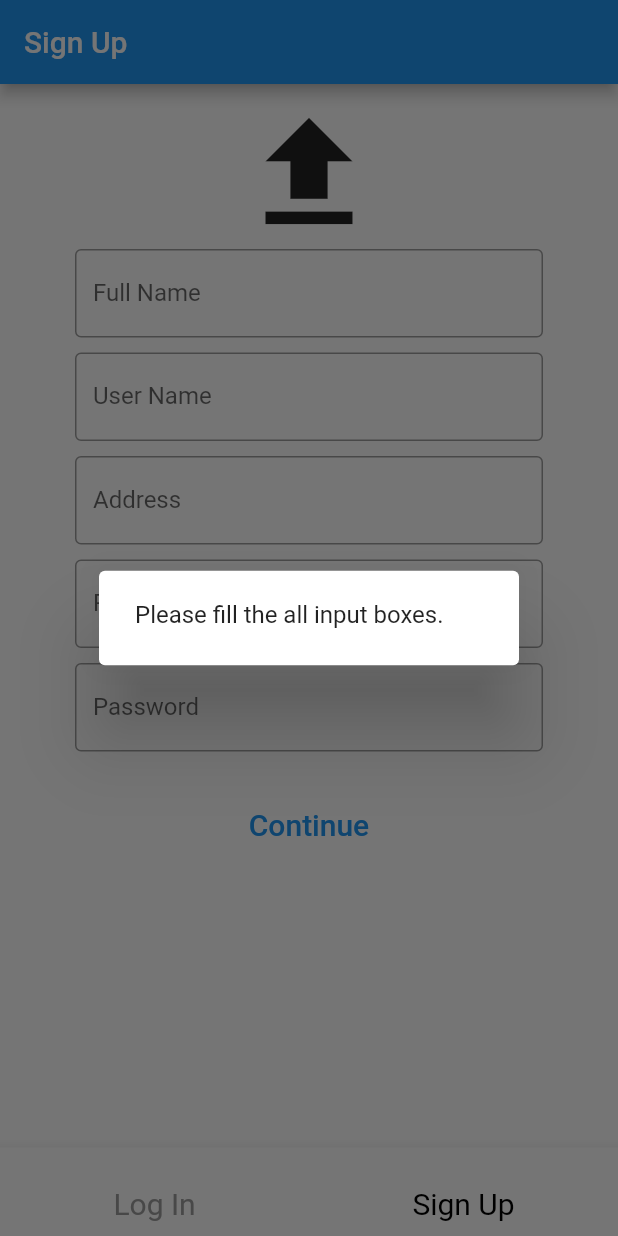
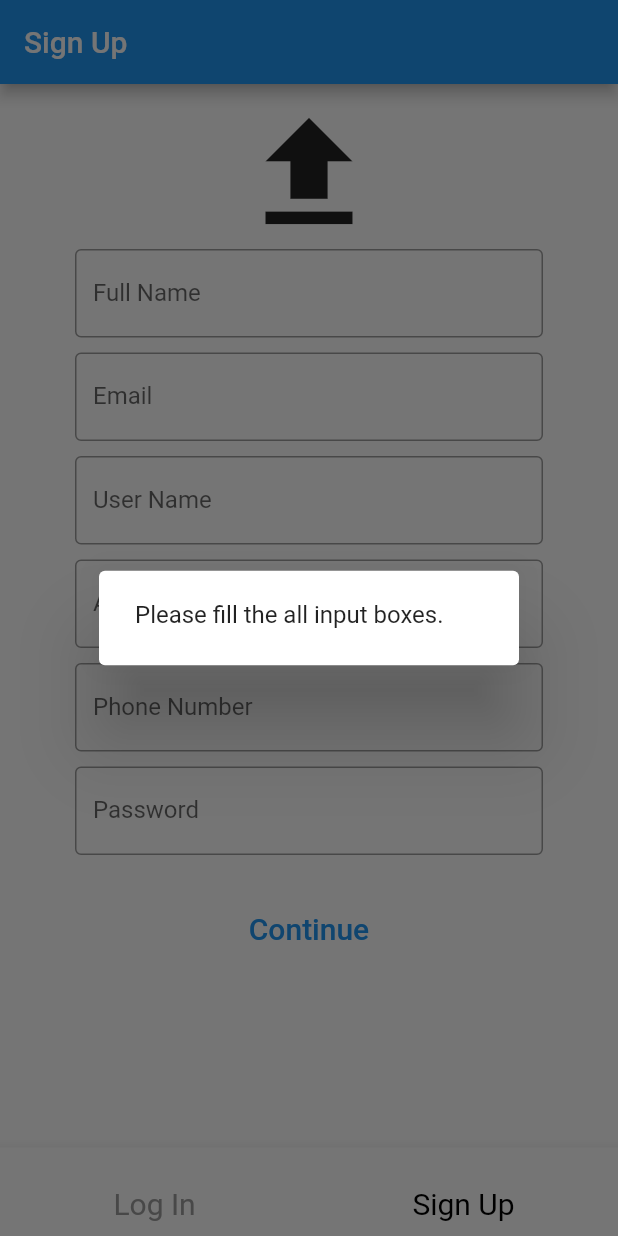
Before and after one commit to fburaktrd/Balikliova-Fish-Auction-G3, a Flutter app: the screen it shows after launch, item 2 of the bottom bar chosen, after a tap on "Continue", on a phone screen of 412 x 824 dp. Run offline on Flutter 3.47's test engine with Material 2 defaults, Android fonts, the phone set to English and light mode, and no system bars; our stand-ins replace another_flushbar, firebase_auth, firebase_core, firebase_database, get_it, intl_phone_number_input and 2 more; accounts and stored records are empty.

Commit message:
configured auth again  for email login

```diff
--- a/lib/Views/login_page.dart
+++ b/lib/Views/login_page.dart
@@ -81,14 +81,11 @@ class _LoginState extends State<Login> {
       autovalidateMode: AutovalidateMode.onUserInteraction,
       child: TextFormField(
         validator: (value) {
-          return value!.isNotEmpty &
-                  value.contains(RegExp(r'^(?=.{3,20}$)[a-zA-Z0-9._]+$'))
-              ? null
-              : "Invalid User Name. Username should be 3-20 characters long and should only contain letters, numbers, underscore(_) or a dot (.)";
+          return value!.contains("@") & value.contains(".com") ? null:"Please write an email address.";
         },
         controller: username,
         decoration: const InputDecoration(
-            border: OutlineInputBorder(), labelText: "Username"),
+            border: OutlineInputBorder(), labelText: "Email"),
       ),
     );
   }
--- a/lib/Views/register_page.dart
+++ b/lib/Views/register_page.dart
@@ -31,6 +31,7 @@ class _SignUpState extends State<SignUp> {
   final AuthService _auth = AuthService();
   final fullName = TextEditingController();
   final username = TextEditingController();
+  final email = TextEditingController();
   final password = TextEditingController();
   final address = TextEditingController();
   final phoneNumber = TextEditingController();
@@ -52,6 +53,10 @@ class _SignUpState extends State<SignUp> {
         Padding(
           padding: const EdgeInsets.only(left: 50, right: 50),
           child: buildFormFullName(),
+        ),
+        Padding(
+          padding: const EdgeInsets.only(top: 10, left: 50, right: 50),
+          child: buildEmail(),
         ),
         Padding(
           padding: const EdgeInsets.only(top: 10, left: 50, right: 50),
@@ -89,7 +94,8 @@ class _SignUpState extends State<SignUp> {
             } else if (found) {
               var customer = await _auth.signUp(
                   password: password.text,
-                  email: username.text,
+                  email: email.text,
+                  username: username.text,
                   name: fullName.text,
                   address: address.text,
                   phoneNumber: phoneNumber.text);
@@ -137,9 +143,9 @@ class _SignUpState extends State<SignUp> {
       child: TextFormField(
         validator: (value) {
           return value!.isNotEmpty &
-                  value.contains(RegExp(r'^(?=.{8,20}$)[a-zA-Z0-9._]+$'))
+                  value.contains(RegExp(r'^(?=.{3,20}$)[a-zA-Z0-9._]+$'))
               ? null
-              : "Invalid User Name. Username should be 8-20 characters long and should only contain letters, numbers, underscore(_) or a dot (.)";
+              : "Invalid User Name. Username should be 3-20 characters long and should only contain letters, numbers, underscore(_) or a dot (.)";
         },
         controller: username,
         keyboardType: TextInputType.name,
@@ -167,6 +173,20 @@ class _SignUpState extends State<SignUp> {
     );
   }
 
+  Form buildEmail() {
+    return Form(
+      autovalidateMode: AutovalidateMode.onUserInteraction,
+      child: TextFormField(
+        validator: (value) {
+          return value!.contains("@") & value.contains(".com") ? null:"Please write an email address.";
+        },
+        controller: email,
+        keyboardType: TextInputType.emailAddress,
+        decoration: const InputDecoration(
+            border: OutlineInputBorder(), labelText: "Email"),
+      ),
+    );
+  }
   Form buildFormPhoneNumber() {
     return Form(
       autovalidateMode: AutovalidateMode.onUserInteraction,
--- a/lib/Views/update_info.dart
+++ b/lib/Views/update_info.dart
@@ -33,6 +33,7 @@ class _InformationScreenState extends State<InformationScreen> {
   String name = "";
   String username = "";
   String phone = "";
+  String email = "";
   List<String> addresses = ["MORDOĞAN", "BALIKLIOVA", "URLA", "ILDIR"];
   String password = "";
   String role_node = "";
@@ -60,6 +61,7 @@ class _InformationScreenState extends State<InformationScreen> {
         name = user_info["name"];
         phone = user_info["phoneNumber"];
         username = user_info["username"];
+        email = user_info["email"];
 
         if (user_info["role"] == "CUSTOMER") {
           role_node = "Customer";
@@ -204,7 +206,7 @@ class _InformationScreenState extends State<InformationScreen> {
                           crossAxisAlignment: CrossAxisAlignment.center,
                           children: [
                             Text(
-                              "e-mail: ${getEmail()}",
+                              "E-mail: ${getEmail()}",
                               textAlign: TextAlign.left,
                               style: const TextStyle(
                                 fontSize: 23.0,
@@ -387,7 +389,7 @@ class _InformationScreenState extends State<InformationScreen> {
   }
 
   String getEmail() {
-    return "email";
+    return email;
   }
 
   void updatePhoneAlertDialog(BuildContext context) {
--- a/lib/models/coopHead.dart
+++ b/lib/models/coopHead.dart
@@ -2,12 +2,14 @@ import 'package:myapp/models/user.dart';
 
 class CoopHead extends GeneralUser {
   CoopHead(
-      {required String uid,
+      {
+      required String email,
+      required String uid,
       required String name,
       required String username,
       required String phoneNumber})
       : super(
-            uid: uid, name: name, username: username, phoneNumber: phoneNumber);
+            uid: uid, name: name, username: username, phoneNumber: phoneNumber,email: email);
 
 
 
--- a/lib/models/crewMember.dart
+++ b/lib/models/crewMember.dart
@@ -1,5 +1,5 @@
 import 'package:myapp/models/user.dart';
 class CrewMember extends GeneralUser{
-  CrewMember({required String uid, required String name, required String username, required String phoneNumber}) : super(uid: uid, name: name, username: username, phoneNumber: phoneNumber);
+  CrewMember({required String uid, required String name, required String username, required String phoneNumber}) : super(uid: uid, name: name, username: username, phoneNumber: phoneNumber,email:"");
 
 }
--- a/lib/models/customer.dart
+++ b/lib/models/customer.dart
@@ -10,10 +10,11 @@ class Customer extends GeneralUser {
       required String name,
       required String username,
       required String phoneNumber,
-      required String address})
+      required String address,
+      required String email})
       : _address = address,
         super(
-            uid: uid, name: name, username: username, phoneNumber: phoneNumber);
+            uid: uid, name: name, username: username, phoneNumber: phoneNumber, email:email);
 
   void makeBid(double amount, String seafoodId) {
     controller.makeBid(uid, username, amount, seafoodId);
--- a/lib/models/user.dart
+++ b/lib/models/user.dart
@@ -10,6 +10,7 @@ class GeneralUser {
   GeneralUser({
     required this.uid,
     required this.username,
+    required String email,
     this.name,
     this.phoneNumber,
     this.role
--- a/lib/widgets/auth_widget.dart
+++ b/lib/widgets/auth_widget.dart
@@ -58,6 +58,7 @@ class _AuthWidgetState extends State<AuthWidget> {
         res = await Database().ref.child("Customer").child(inScopeUser).get();
         res = res.value;
         var user = Customer(
+            email:res["email"],
             uid: res["uid"],
             name: res["name"],
             username: res["username"],
@@ -72,6 +73,7 @@ class _AuthWidgetState extends State<AuthWidget> {
         res = await Database().ref.child("Cooperative_Head").child(inScopeUser).get();
         res = res.value;
          var user = CoopHead(
+           email:res["email"],
             uid: res["uid"],
             name: res["name"],
             username: res["username"],
```
